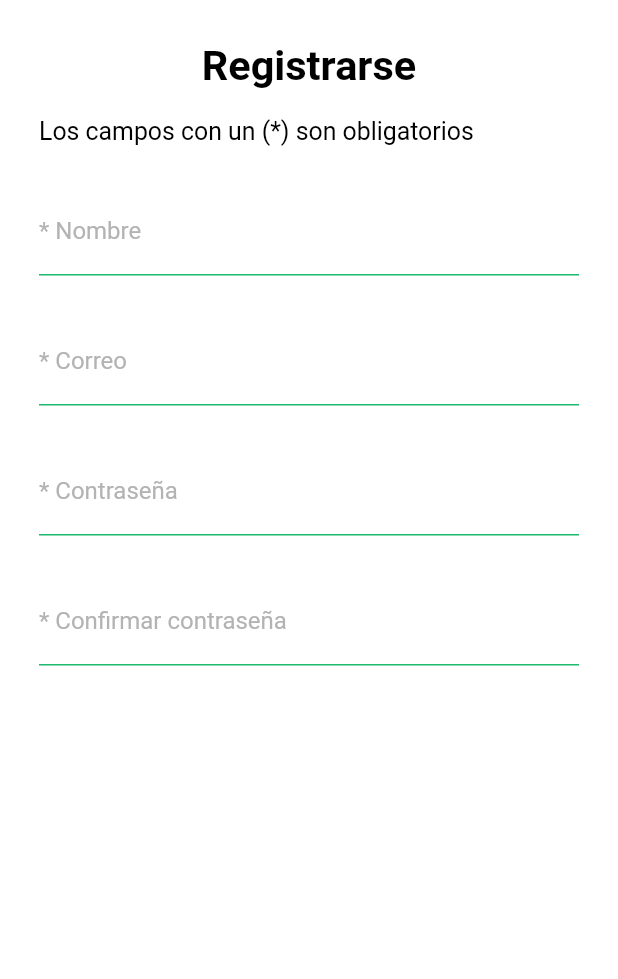
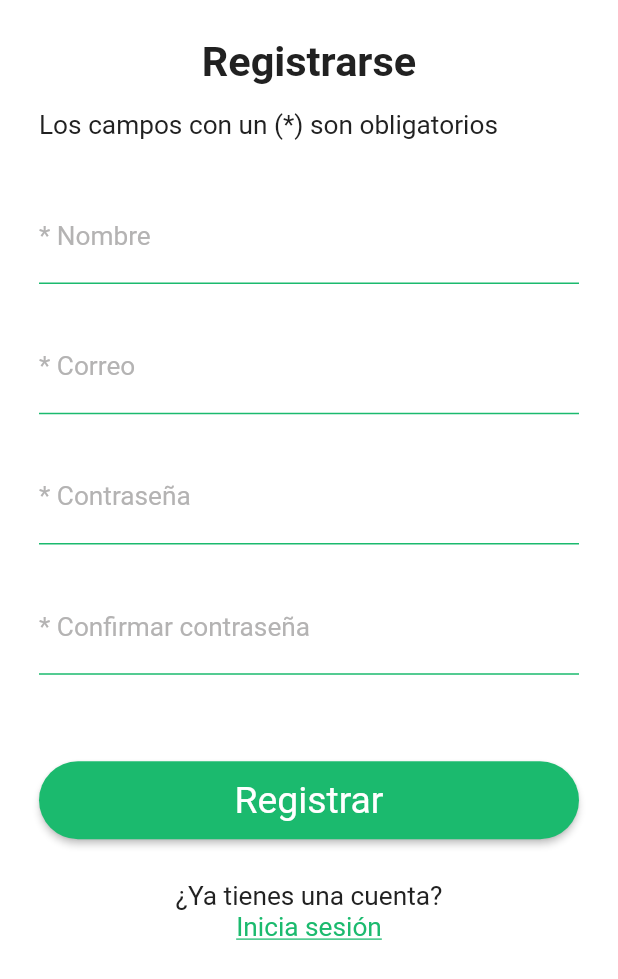
Before and after one commit to rylmfqt28/Cochabamba-cultural, a Flutter app: the UserRegisterScreen screen opened by its route, on a phone screen of 412 x 824 dp. Shown: the top 979 px of the screen. Run offline on Flutter 3.47's test engine with Material 2 defaults, Android fonts, the phone set to English and light mode, and no system bars; our stand-ins replace flutter_svg.

Commit message:
Diseño pantalla registro de usuarios implementada

```diff
--- a/lib/ui/screen/user_register_screen.dart
+++ b/lib/ui/screen/user_register_screen.dart
@@ -1,6 +1,8 @@
+import 'package:flutter/gestures.dart';
 import 'package:flutter/material.dart';
 
 import 'package:cochabambacultural/ui/widgets/input_text_widget.dart';
+import 'package:cochabambacultural/ui/widgets/general_button.dart';
 
 import 'package:cochabambacultural/utils/responsive.dart';
 import 'package:cochabambacultural/utils/app_colors.dart';
@@ -28,54 +30,90 @@ class UserRegisterScreen extends StatelessWidget {
                 children: [
                   ListView(
                     children: [
-                      SizedBox(height: responsive.dp(3)),
+                      SizedBox(height: responsive.hp(3)),
                       Text(
                         'Registrarse',
                         textAlign: TextAlign.center,
                         style: TextStyle(
-                          color: Colors.black,
+                          color: colorApp.secundaryFont,
                           fontSize: responsive.dp(3),
                           fontWeight: FontWeight.bold,
                         ),
                       ),
-                      SizedBox(height: responsive.dp(2)),
+                      SizedBox(height: responsive.hp(2)),
                       Text(
                         "Los campos con un (*) son obligatorios",
                         textAlign: TextAlign.left,
                         style: TextStyle(
-                          color: Colors.black,
-                          fontSize: responsive.dp(1.8),
+                          color: colorApp.secundaryFont,
+                          fontSize: responsive.dp(1.9),
                         ),
                       ),
-                      SizedBox(height: responsive.dp(3)),
+                      SizedBox(height: responsive.hp(4)),
                       InputTextWidget(
                           labelInput: "* Nombre",
                           hintInput: "Ingrese su nombre",
                           colorLabel: colorApp.primaryFont,
                           colorHint: colorApp.placeHolder,
-                          inputPassword: false),
-                      SizedBox(height: responsive.dp(3)),
+                          inputPassword: false,
+                          fontSizeInput: responsive.dp(1.9)),
+                      SizedBox(height: responsive.hp(3)),
                       InputTextWidget(
                           labelInput: "* Correo",
                           hintInput: "Ingrese su correo",
                           colorLabel: colorApp.primaryFont,
                           colorHint: colorApp.placeHolder,
                           keyboardType: TextInputType.emailAddress,
-                          inputPassword: false),
-                      SizedBox(height: responsive.dp(3)),
+                          inputPassword: false,
+                          fontSizeInput: responsive.dp(1.9)),
+                      SizedBox(height: responsive.hp(3)),
                       InputTextWidget(
                           labelInput: "* Contraseña",
                           hintInput: "Ingrese su constraseña",
                           colorLabel: colorApp.primaryFont,
                           colorHint: colorApp.placeHolder,
-                          inputPassword: true),
-                      SizedBox(height: responsive.dp(3)),
+                          inputPassword: true,
+                          fontSizeInput: responsive.dp(1.9)),
+                      SizedBox(height: responsive.hp(3)),
                       InputTextWidget(
                           labelInput: "* Confirmar contraseña",
                           hintInput: "Ingrese nuevamente su contraseña",
                           colorLabel: colorApp.primaryFont,
                           colorHint: colorApp.placeHolder,
-                          inputPassword: true),
+                          inputPassword: true,
+                          fontSizeInput: responsive.dp(1.9)),
+                      SizedBox(height: responsive.hp(7)),
+                      GeneralButton(
+                        labelButton: 'Registrar',
+                        textSize: responsive.dp(2.7),
+                        onPressed: () => print('Registrar'),
+                        //Navigator.pushNamed(context, 'login_screen'),
+                        heightButton: responsive.hp(6.3),
+                        widthButton: responsive.hp(30),
+                      ),
+                      SizedBox(height: responsive.dp(3)),
+                      Text.rich(
+                        TextSpan(
+                            text: "¿Ya tienes una cuenta?\n",
+                            style: TextStyle(
+                              color: colorApp.secundaryFont,
+                              fontSize: responsive.dp(1.9),
+                            ),
+                            children: [
+                              TextSpan(
+                                  text: "Inicia sesión",
+                                  style: TextStyle(
+                                      color: colorApp.primaryFont,
+                                      fontSize: responsive.dp(1.9),
+                                      decoration: TextDecoration.underline),
+                                  recognizer: TapGestureRecognizer()
+                                    ..onTap = () {
+                                      Navigator.pushNamed(
+                                          context, 'login_screen');
+                                    })
+                            ]),
+                        textAlign: TextAlign.center,
+                      ),
                     ],
                   )
                 ],
--- a/lib/ui/widgets/input_text_widget.dart
+++ b/lib/ui/widgets/input_text_widget.dart
@@ -7,6 +7,7 @@ class InputTextWidget extends StatelessWidget {
   final Color colorHint;
   final TextInputType keyboardType;
   final bool inputPassword;
+  final double fontSizeInput;
 
   const InputTextWidget(
       {Key? key,
@@ -15,7 +16,8 @@ class InputTextWidget extends StatelessWidget {
       required this.colorLabel,
       required this.colorHint,
       this.keyboardType = TextInputType.text,
-      required this.inputPassword})
+      required this.inputPassword,
+      required this.fontSizeInput})
       : super(key: key);
 
   @override
@@ -23,8 +25,9 @@ class InputTextWidget extends StatelessWidget {
     return TextFormField(
       keyboardType: keyboardType,
       obscureText: inputPassword,
+      style: TextStyle(fontSize: fontSizeInput),
       decoration: InputDecoration(
-        hintText: "Mostrar aqui",
+        hintText: hintInput,
         hintStyle: TextStyle(color: colorHint, fontWeight: FontWeight.w500),
         labelText: labelInput,
         labelStyle: TextStyle(color: colorHint),
```
